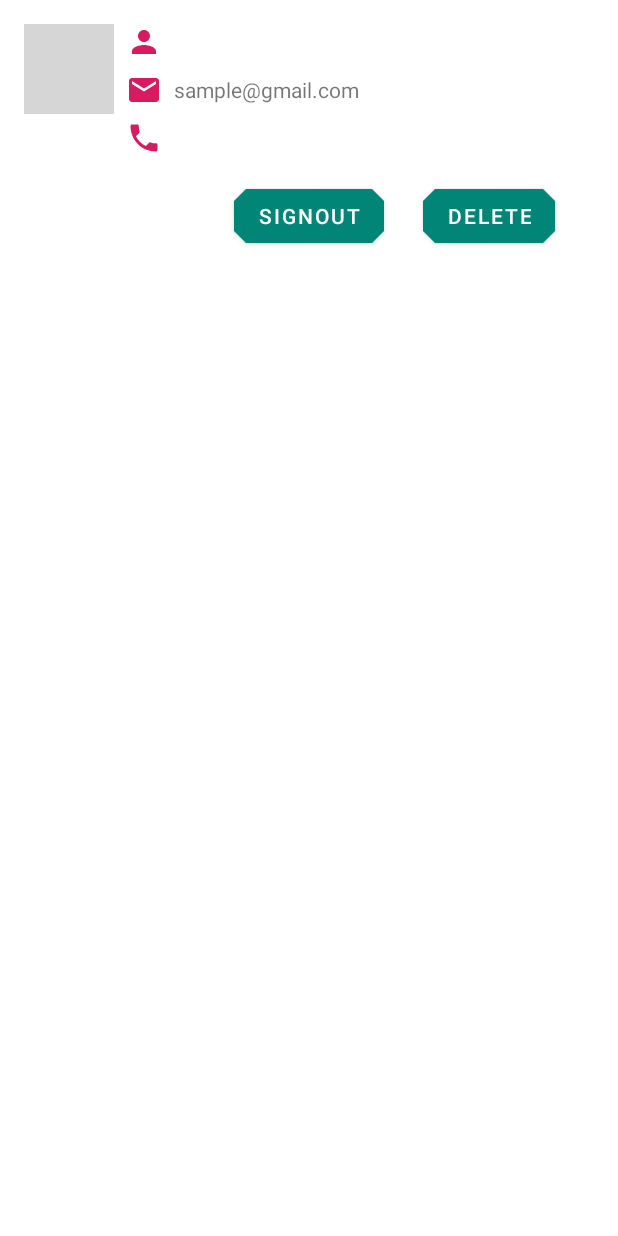
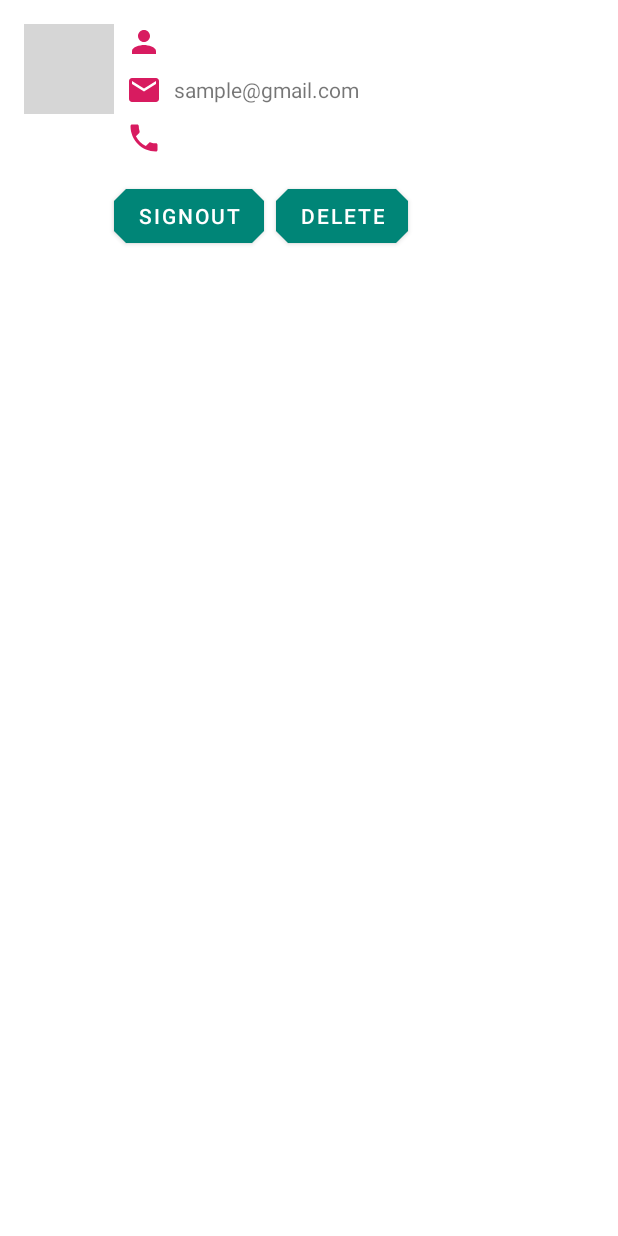
Before and after one commit to alorma/FirebaseAuthDemo, an Android app: the layout main_user_layout.xml on its own in the app's theme, with its tools: preview values and no code run, on a phone screen of 412 x 824 dp. Run offline under Robolectric (Android 15) with nearby library versions, the phone set to English and light mode, and no system bars; grey boxes are pictures that could not be loaded.

Commit message:
Small UI fix

```diff
--- a/app/src/main/res/layout/main_user_layout.xml
+++ b/app/src/main/res/layout/main_user_layout.xml
@@ -57,8 +57,7 @@
             android:id="@+id/signOutButton"
             android:layout_width="wrap_content"
             android:layout_height="wrap_content"
-            app:layout_constraintStart_toStartOf="parent"
-            app:layout_constraintEnd_toEndOf="parent"
+            app:layout_constraintStart_toEndOf="@id/userAvatar"
             app:layout_constraintTop_toBottomOf="@id/userPhone"
             android:layout_marginTop="16dp"
             android:text="@string/signout"/>
@@ -68,8 +67,8 @@
             android:layout_width="wrap_content"
             android:layout_height="wrap_content"
             app:layout_constraintStart_toEndOf="@id/signOutButton"
-            app:layout_constraintEnd_toEndOf="parent"
             app:layout_constraintTop_toBottomOf="@id/userPhone"
+            android:layout_marginStart="8dp"
             android:layout_marginTop="16dp"
             android:text="@string/delete_account"/>
 
```
